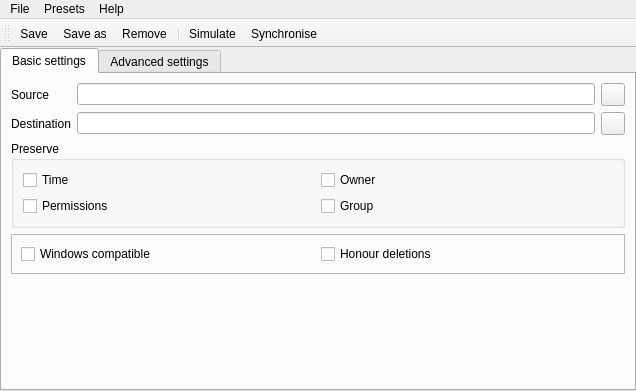
This is ui/mainwindow.ui in darrenedale/Qync as Qt 5 draws it before an edit. The edited form follows.
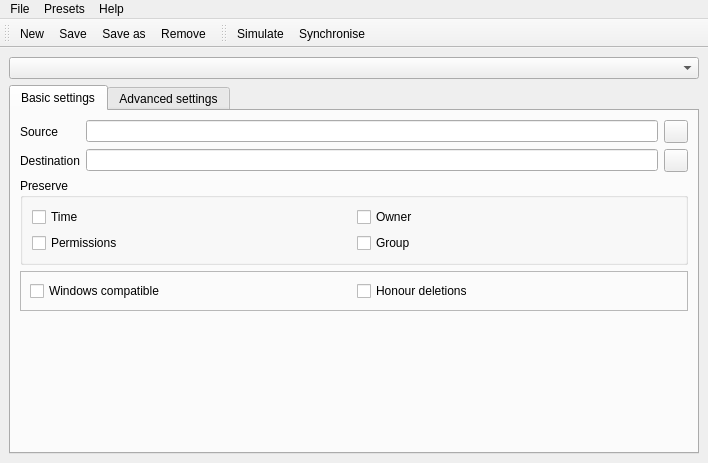
This is the edited form. Icons and pictures are not drawn.

What changed in the file:
```diff
--- a/ui/mainwindow.ui
+++ b/ui/mainwindow.ui
@@ -6,30 +6,18 @@
    <rect>
     <x>0</x>
     <y>0</y>
-    <width>636</width>
-    <height>391</height>
+    <width>708</width>
+    <height>463</height>
    </rect>
   </property>
   <property name="windowTitle">
    <string>MainWindow</string>
   </property>
   <widget class="QWidget" name="centralwidget">
-   <layout class="QVBoxLayout" name="verticalLayout_2">
-    <property name="spacing">
-     <number>4</number>
-    </property>
-    <property name="leftMargin">
-     <number>0</number>
-    </property>
-    <property name="topMargin">
-     <number>0</number>
-    </property>
-    <property name="rightMargin">
-     <number>0</number>
-    </property>
-    <property name="bottomMargin">
-     <number>0</number>
-    </property>
+   <layout class="QVBoxLayout" name="verticalLayout">
+    <item>
+     <widget class="QComboBox" name="presets"/>
+    </item>
     <item>
      <widget class="QTabWidget" name="settingsTab">
       <property name="currentIndex">
@@ -43,7 +31,7 @@
        <attribute name="title">
         <string>Basic settings</string>
        </attribute>
-       <layout class="QVBoxLayout" name="verticalLayout">
+       <layout class="QVBoxLayout" name="verticalLayout_2">
         <item>
          <layout class="QGridLayout" name="sourceAndDestinationLayout">
           <item row="0" column="0">
@@ -300,7 +288,7 @@
     <rect>
      <x>0</x>
      <y>0</y>
-     <width>636</width>
+     <width>708</width>
      <height>19</height>
     </rect>
    </property>
@@ -359,10 +347,21 @@
    <attribute name="toolBarBreak">
     <bool>false</bool>
    </attribute>
+   <addaction name="actionNew"/>
    <addaction name="actionSave"/>
    <addaction name="actionSaveAs"/>
    <addaction name="actionRemove"/>
-   <addaction name="separator"/>
+  </widget>
+  <widget class="QToolBar" name="synchroniseToolbar">
+   <property name="windowTitle">
+    <string>toolBar</string>
+   </property>
+   <attribute name="toolBarArea">
+    <enum>TopToolBarArea</enum>
+   </attribute>
+   <attribute name="toolBarBreak">
+    <bool>false</bool>
+   </attribute>
    <addaction name="actionSimulate"/>
    <addaction name="actionSync"/>
   </widget>
@@ -476,6 +475,15 @@
     <string>Quit</string>
    </property>
   </action>
+  <action name="actionNew">
+   <property name="icon">
+    <iconset theme="document-new" resource="../resources/icons.qrc">
+     <normaloff>:/icons/toolbar/new</normaloff>:/icons/toolbar/new</iconset>
+   </property>
+   <property name="text">
+    <string>New</string>
+   </property>
+  </action>
  </widget>
  <resources>
   <include location="../resources/icons.qrc"/>
```
Left out of the diff: 331 changed lines with no effect on the pictures.
